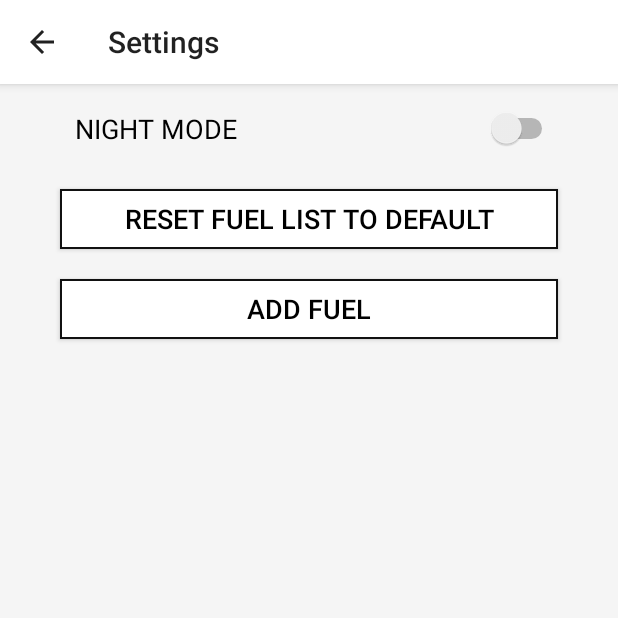
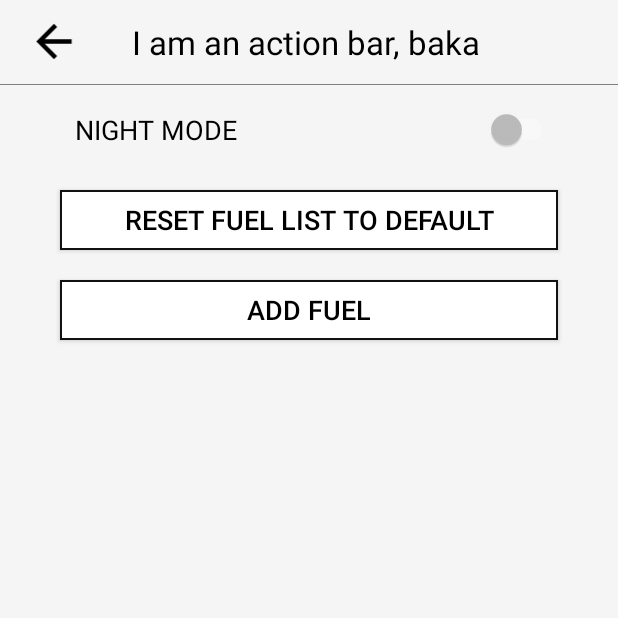
Before and after one commit to CyberSoftStudio/FuelCalc, an Android app: the SettingsActivity screen opened directly, with no data from a screen before it, on a phone screen of 412 x 824 dp, the top half of it. Run offline under Robolectric (Android 15) with nearby library versions, the phone set to English and light mode, and no system bars; libraries missing offline, so code that uses them is left out: io.realm; 3 statements that could not run were skipped.

Commit message:
Add custom animation bar for Settings activity

```diff
--- a/app/src/main/java/com/example/user2/fuelcalc/ui/SettingsActivity.java
+++ b/app/src/main/java/com/example/user2/fuelcalc/ui/SettingsActivity.java
@@ -4,11 +4,13 @@ import android.animation.ArgbEvaluator;
 import android.animation.ObjectAnimator;
 import android.animation.ValueAnimator;
 import android.content.SharedPreferences;
+import android.graphics.drawable.ColorDrawable;
 import android.os.Build;
 import android.os.Bundle;
 import android.preference.PreferenceManager;
 import android.support.design.widget.Snackbar;
 import android.support.v4.app.DialogFragment;
+import android.support.v7.app.ActionBar;
 import android.support.v7.app.AppCompatActivity;
 import android.util.Log;
 import android.view.Gravity;
@@ -18,6 +20,7 @@ import android.widget.CompoundButton;
 import android.widget.Switch;
 import android.widget.TextView;
 import android.widget.Toast;
+import android.widget.Toolbar;
 
 import com.example.user2.fuelcalc.R;
 import com.example.user2.fuelcalc.fuels.FuelType;
@@ -44,32 +47,21 @@ public class SettingsActivity extends AppCompatActivity
         super.onCreate(savedInstanceState);
         sharedPreferences = PreferenceManager.getDefaultSharedPreferences(getApplicationContext());
         if (sharedPreferences.getBoolean("night_mode", false)) {
-            setTheme(R.style.DarkTheme);
+            setTheme(R.style.DarkSettingsTheme);
         } else {
-            setTheme(R.style.LightTheme);
+            setTheme(R.style.LightSettingsTheme);
         }
         setContentView(R.layout.settings_activity);
         this.setTitle("Settings");
-        if (sharedPreferences.getBoolean("night_mode", false)) {
 
-        } else {
-
-        }
         fuelModel = new FuelModelImpl();
         switcher = findViewById(R.id.switcher);
         switcher.setChecked(sharedPreferences.getBoolean("night_mode", false));
         switcher.setOnCheckedChangeListener(this);
 
-        try {
-            getSupportActionBar().setDisplayHomeAsUpEnabled(true);
-        } catch (NullPointerException e) {
-            Log.e(LOGTAG, e.toString());
-        }
     }
 
     private void animateBase(View aimView,int color1, int color2) {
-
-
 
         ValueAnimator colorAnim = ObjectAnimator.ofInt(aimView,
                 "backgroundColor", color1, color2);
@@ -78,12 +70,6 @@ public class SettingsActivity extends AppCompatActivity
         colorAnim.setRepeatCount(0);
         colorAnim.setRepeatMode(ValueAnimator.REVERSE);
         colorAnim.start();
-    }
-
-    @Override
-    public boolean onSupportNavigateUp() {
-        finish();
-        return true;
     }
 
 
@@ -118,11 +104,11 @@ public class SettingsActivity extends AppCompatActivity
 
 
     @Override
-    public void onCheckedChanged(CompoundButton compoundButton, boolean b) {
+    public void onCheckedChanged(CompoundButton compoundButton, boolean nightMode) {
 
         editor = sharedPreferences.edit();
 
-        if (b) {
+        if (nightMode) {
             editor.putBoolean("night_mode", true);
             animateBase(findViewById(R.id.settings_layout), getResources().getColor(R.color.White),
                     getResources().getColor(R.color.Coal));
@@ -138,6 +124,7 @@ public class SettingsActivity extends AppCompatActivity
         }
 
         editor.apply();
+
     }
 
 
--- /dev/null
+++ b/app/src/main/res/drawable/actionbar__underline.xml
@@ -0,0 +1,9 @@
+<?xml version="1.0" encoding="utf-8"?>
+<shape xmlns:android="http://schemas.android.com/apk/res/android"
+    android:shape="rectangle">
+    <gradient
+        android:angle="90"
+        android:startColor="#FFFFFFFF"
+        android:endColor="#FF000000"
+        android:type="linear"/>
+</shape>
--- /dev/null
+++ b/app/src/main/res/drawable/ic_arrow_back_black_24dp.xml
@@ -0,0 +1,9 @@
+<vector xmlns:android="http://schemas.android.com/apk/res/android"
+        android:width="24dp"
+        android:height="24dp"
+        android:viewportWidth="24.0"
+        android:viewportHeight="24.0">
+    <path
+        android:fillColor="#FF000000"
+        android:pathData="M20,11H7.83l5.59,-5.59L12,4l-8,8 8,8 1.41,-1.41L7.83,13H20v-2z"/>
+</vector>
--- /dev/null
+++ b/app/src/main/res/drawable/ic_arrow_back_white_24dp.xml
@@ -0,0 +1,5 @@
+<vector android:height="24dp" android:tint="#FFFFFF"
+    android:viewportHeight="24.0" android:viewportWidth="24.0"
+    android:width="24dp" xmlns:android="http://schemas.android.com/apk/res/android">
+    <path android:fillColor="#FF000000" android:pathData="M20,11H7.83l5.59,-5.59L12,4l-8,8 8,8 1.41,-1.41L7.83,13H20v-2z"/>
+</vector>
--- a/app/src/main/res/layout/settings_activity.xml
+++ b/app/src/main/res/layout/settings_activity.xml
@@ -1,13 +1,8 @@
 <?xml version="1.0" encoding="utf-8"?>
 
-<FrameLayout xmlns:android="http://schemas.android.com/apk/res/android"
+
+<LinearLayout xmlns:android="http://schemas.android.com/apk/res/android"
     xmlns:tools="http://schemas.android.com/tools"
-    android:layout_width="match_parent"
-    android:layout_height="match_parent"
-    android:windowSoftInputMode="adjustPan">
-
-
-    <LinearLayout
     android:id="@+id/settings_layout"
     android:layout_width="match_parent"
     android:layout_height="match_parent"
@@ -16,6 +11,35 @@
     android:theme="@style/SettingsTheme"
     tools:context="com.example.user2.fuelcalc.ui.SettingsActivity">
 
+
+    <LinearLayout
+        android:layout_width="match_parent"
+        android:layout_height="?actionBarSize"
+        android:orientation="horizontal"
+        android:id="@+id/actonbar">
+
+        <ImageView
+            android:layout_width="40dp"
+            android:layout_height="35dp"
+            android:layout_gravity="center_vertical"
+            android:src="@drawable/ic_arrow_back_black_24dp"
+            android:layout_margin="16dp"/>
+
+        <TextView
+            android:layout_width="wrap_content"
+            android:layout_height="wrap_content"
+            android:text="I am an action bar, baka"
+            android:textSize="22dp"
+            android:layout_gravity="center_vertical"
+            android:paddingStart="16dp"
+            />
+
+    </LinearLayout>
+
+    <View
+        android:layout_width="match_parent"
+        android:layout_height="0.7dp"
+        android:background="@drawable/actionbar__underline"/>
 
     <LinearLayout
         android:layout_width="match_parent"
@@ -78,6 +102,3 @@
         android:text="Add fuel"
         android:textSize="18sp" />
 </LinearLayout>
-
-
-</FrameLayout>
--- a/app/src/main/res/values/styles.xml
+++ b/app/src/main/res/values/styles.xml
@@ -9,7 +9,7 @@
         <item name="colorAccent">@color/colorAccent</item>
     </style>
 
-    <style name="SettingsTheme" parent="LightTheme">
+    <style name="SettingsTheme" parent="LightSettingsTheme">
         <item name="preferenceTheme">@style/PreferenceThemeOverlay.v14.Material</item>
     </style>
 
@@ -42,6 +42,29 @@
         <item name="android:actionMenuTextColor">@color/Black</item>
     </style>
 
+    <style name="LightSettingsTheme" parent="Theme.AppCompat.NoActionBar">
+        <item name="android:textColor">#000000</item>
+        <item name="colorPrimary">#ffffff</item>
+        <item name="colorPrimaryDark">#868686</item>
+        <item name="colorAccent">#ff7e3d</item>
+        <item name="android:windowAnimationStyle">@style/activity_animation_fade</item>
+        <item name="android:navigationBarColor" tools:ignore="NewApi">#F5F5F5</item>
+        <item name="android:navigationBarDividerColor">#000000</item>
+        <item name="android:windowLightNavigationBar">true</item>
+        <item name="android:colorBackground">#F5F5F5</item>
+
+    </style>
+
+    <style name="DarkSettingsTheme" parent="Theme.AppCompat.DayNight.NoActionBar">
+        <item name="android:colorBackground">#000000</item>
+        <item name="colorPrimary">#000000</item>
+        <item name="colorPrimaryDark">#000000</item>
+        <item name="colorAccent">#ff7e3d</item>
+        <item name="android:windowAnimationStyle">@style/activity_animation_fade</item>
+        <item name="android:windowLightNavigationBar">false</item>
+        <item name="android:actionMenuTextColor">@color/Black</item>
+    </style>
+
     <style
         name="dialog_animation_fade" >
         <item name="android:windowEnterAnimation">@anim/fade_in_dialog</item>
```
Lines whose indentation alone changed are shown as unchanged.
